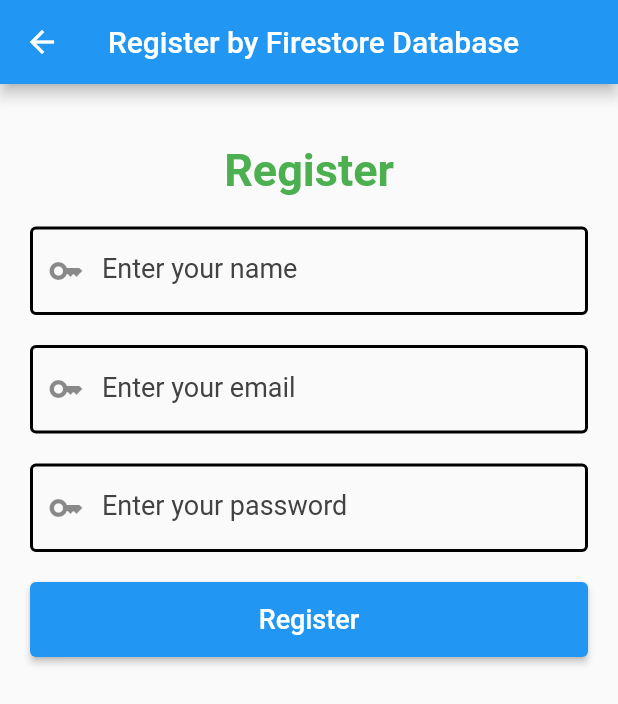
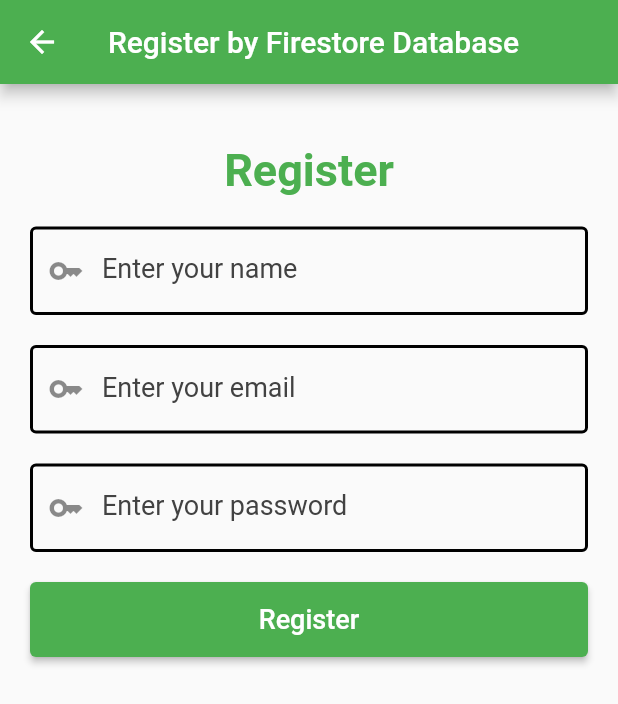
Before and after one commit to watcharin09615/vegetablenote_104, a Flutter app: the screen it shows after launch, after a tap on "Login", after a tap on "Registor", on a phone screen of 412 x 824 dp. Shown: the top 704 px of the screen. Run offline on Flutter 3.47's test engine with Material 2 defaults, Android fonts, the phone set to English and light mode, and no system bars; our stand-ins replace cloud_firestore, datetime_picker_formfield, firebase_auth, firebase_core, fluttertoast, form_field_validator and 1 more; accounts and stored records are empty.

Commit message:
31032565

```diff
--- a/lib/main.dart
+++ b/lib/main.dart
@@ -17,16 +17,9 @@ class MyApp extends StatelessWidget {
     return MaterialApp(
       title: 'Flutter Demo',
       theme: ThemeData(
-        // This is the theme of your application.
-        //
-        // Try running your application with "flutter run". You'll see the
-        // application has a blue toolbar. Then, without quitting the app, try
-        // changing the primarySwatch below to Colors.green and then invoke
-        // "hot reload" (press "r" in the console where you ran "flutter run",
-        // or simply save your changes to "hot reload" in a Flutter IDE).
-        // Notice that the counter didn't reset back to zero; the application
-        // is not restarted.
-        primarySwatch: Colors.blue,
+        primarySwatch: (
+          Colors.green
+        ),
       ),
       home: const LoginPage(),
     );
--- a/lib/pages/login.dart
+++ b/lib/pages/login.dart
@@ -1,4 +1,3 @@
-import 'package:auth_buttons/auth_buttons.dart';
 import 'package:firebase_auth/firebase_auth.dart';
 import 'package:firebase_core/firebase_core.dart';
 import 'package:flutter/material.dart';
@@ -7,7 +6,7 @@ import 'package:form_field_validator/form_field_validator.dart';
 import 'package:vegetablenote/pages/loginProfile.dart';
 import 'package:vegetablenote/pages/plant.dart';
 import 'package:vegetablenote/pages/registor.dart';
-import 'package:vegetablenote/service/auth_service.dart';
+
 
 class LoginPage extends StatefulWidget {
   const LoginPage({ Key? key }) : super(key: key);
@@ -19,8 +18,6 @@ class LoginPage extends StatefulWidget {
 class _LoginPageState extends State<LoginPage> {
   // ignore: non_constant_identifier_names
   final _FormKey = GlobalKey<FormState>();
-  TextEditingController _email = TextEditingController();
-  TextEditingController _password = TextEditingController();
 
   LoginProfile loginprofile = LoginProfile();
   final Future<FirebaseApp> firebase = Firebase.initializeApp();
@@ -48,14 +45,16 @@ class _LoginPageState extends State<LoginPage> {
   }
 
 
+
+
   Widget formfield() {
     return Form(
       key: _FormKey,
       child: ListView(
           children: [
+            img(),
             text('ยินดีต้อนรับสู่'),
             text('ระบบบันทึกการปลูก'),
-
             input(),
             inputpass(),
             login(),
@@ -65,13 +64,20 @@ class _LoginPageState extends State<LoginPage> {
     );
   }
 
+  CircleAvatar img() {
+    return const CircleAvatar(
+      backgroundImage: AssetImage('images/logo.png'),
+      radius: 120.0,
+    );
+  }
+
   Container text(a) {
     return Container(
       margin: const EdgeInsets.symmetric(vertical: 20),
       alignment: Alignment.center,
       child: Text(
         a,
-        style: TextStyle(fontSize: 30, fontWeight: FontWeight.bold),
+        style: const TextStyle(fontSize: 30, fontWeight: FontWeight.bold),
       ),
     );
   }
@@ -84,6 +90,9 @@ class _LoginPageState extends State<LoginPage> {
            Navigator.push(context, route);
         },
         child: const Text('Registor'),
+        style: ButtonStyle(
+          foregroundColor: MaterialStateProperty.all<Color>(const Color.fromARGB(255, 88, 182, 1)),
+        ),
       ),
     );
   }
@@ -94,7 +103,7 @@ class _LoginPageState extends State<LoginPage> {
       height: 45,
       child: TextButton(
         style: ButtonStyle(
-          foregroundColor: MaterialStateProperty.all<Color>(Colors.lightBlue),
+          foregroundColor: MaterialStateProperty.all<Color>(const Color.fromARGB(255, 88, 182, 1)),
         ),
         onPressed: () async {
           if (_FormKey.currentState!.validate()) {
@@ -151,23 +160,24 @@ class _LoginPageState extends State<LoginPage> {
         decoration: const InputDecoration(
           border: OutlineInputBorder(
             borderRadius: BorderRadius.all(Radius.circular(16)),
-            borderSide: BorderSide(color: Colors.blue, width: 2),
+            borderSide: BorderSide(color: Color.fromARGB(255, 99, 206, 0), width: 2),
           ),
           enabledBorder: OutlineInputBorder(
             borderRadius: BorderRadius.all(Radius.circular(16)),
-            borderSide: BorderSide(color: Colors.blue, width: 2),
+            borderSide: BorderSide(color: Color.fromARGB(255, 99, 206, 0), width: 2),
           ),
           errorBorder: OutlineInputBorder(
             borderRadius: BorderRadius.all(Radius.circular(16)),
             borderSide: BorderSide(color: Colors.red, width: 2),
           ),
+
           prefixIcon: Icon(
             Icons.account_circle,
-            color: Colors.blue,
+            color: Color.fromARGB(255, 99, 206, 0),
           ),
           label: Text(
             'Email',
-            style: TextStyle(color: Colors.blue),
+            style: TextStyle(color: Color.fromARGB(255, 99, 206, 0)),
           ),
         ),
       ),
@@ -190,11 +200,11 @@ class _LoginPageState extends State<LoginPage> {
         decoration: const InputDecoration(
           border: OutlineInputBorder(
             borderRadius: BorderRadius.all(Radius.circular(16)),
-            borderSide: BorderSide(color: Colors.blue, width: 2),
+            borderSide: BorderSide(color: Color.fromARGB(255, 99, 206, 0), width: 2),
           ),
           enabledBorder: OutlineInputBorder(
             borderRadius: BorderRadius.all(Radius.circular(16)),
-            borderSide: BorderSide(color: Colors.blue, width: 2),
+            borderSide: BorderSide(color: Color.fromARGB(255, 99, 206, 0), width: 2),
           ),
           errorBorder: OutlineInputBorder(
             borderRadius: BorderRadius.all(Radius.circular(16)),
@@ -202,11 +212,11 @@ class _LoginPageState extends State<LoginPage> {
           ),
           prefixIcon: Icon(
             Icons.lock,
-            color: Colors.blue,
+            color: Color.fromARGB(255, 99, 206, 0),
           ),
           label: Text(
             'password',
-            style: TextStyle(color: Colors.blue),
+            style: TextStyle(color: Color.fromARGB(255, 99, 206, 0)),
           ),
         ),
       ),
--- a/pubspec.yaml
+++ b/pubspec.yaml
@@ -67,8 +67,8 @@ flutter:
   uses-material-design: true
 
   # To add assets to your application, add an assets section, like this:
-  # assets:
-  #   - images/a_dot_burr.jpeg
+  assets:
+     - images/logo.png
   #   - images/a_dot_ham.jpeg
 
   # An image asset can refer to one or more resolution-specific "variants", see
```
Also changed, not shown: lib/pages/addplant.dart (+9 -9 lines), images/logo.png (added), 6 other files.
